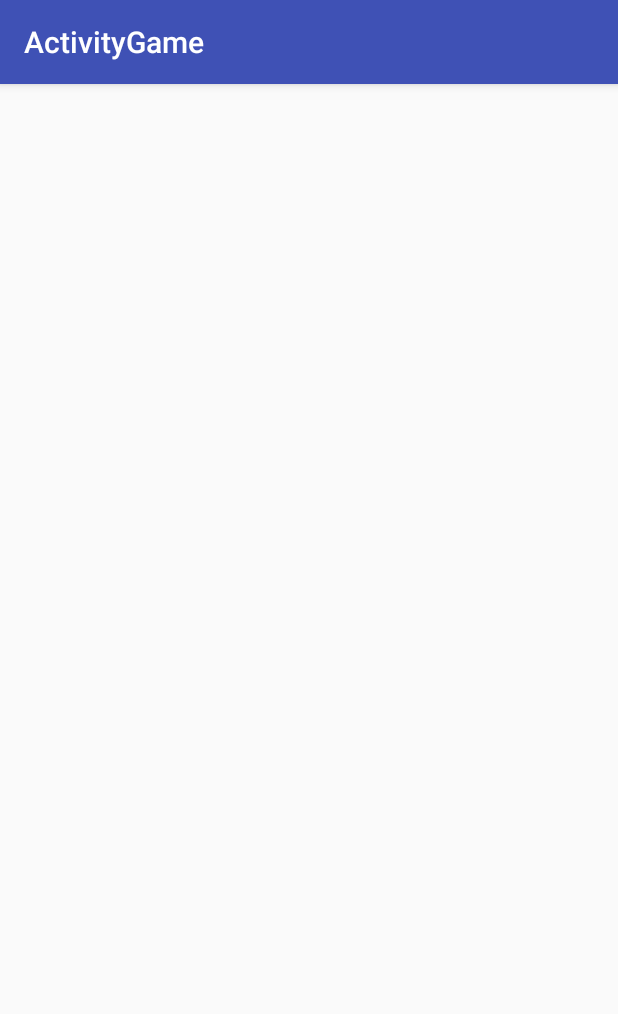
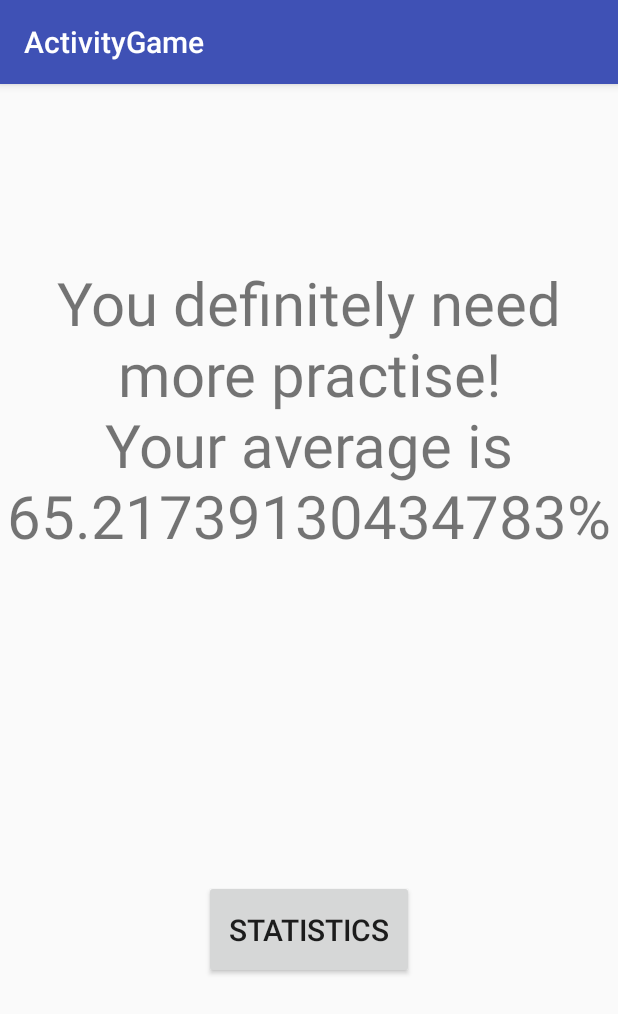
Before and after one commit to gapso8/ActivityGame, an Android app: the EndActivity screen opened directly, with no data from a screen before it, on a phone screen of 412 x 824 dp. Shown: the top 1014 px of the screen. Run offline under Robolectric (Android 15) with nearby library versions, the phone set to English and light mode, and no system bars.

Commit message:
new activity, endActivity textView

```diff
--- a/app/src/main/AndroidManifest.xml
+++ b/app/src/main/AndroidManifest.xml
@@ -17,7 +17,8 @@
             </intent-filter>
         </activity>
         <activity android:name=".SecondActivity" />
-        <activity android:name=".EndActivity"></activity>
+        <activity android:name=".EndActivity" />
+        <activity android:name=".StatisticsActivity"></activity>
     </application>
 
 </manifest>
--- a/app/src/main/java/com/example/gaper/activity/EndActivity.java
+++ b/app/src/main/java/com/example/gaper/activity/EndActivity.java
@@ -1,13 +1,60 @@
 package com.example.gaper.activity;
 
+import android.content.Intent;
 import android.support.v7.app.AppCompatActivity;
 import android.os.Bundle;
+import android.view.View;
+import android.widget.Button;
+import android.widget.TextView;
 
-public class EndActivity extends AppCompatActivity {
+public class EndActivity extends SecondActivity {
+
+    private TextView endText;
+    private Button stats;
+
+    double correct = 15;
+    double incorrect = 8;
+    double average = (correct / (correct + incorrect));
+
+
+    private View.OnClickListener btnClickListener = new View.OnClickListener() {
+        @Override
+        public void onClick(View v) {
+            switch (v.getId()) {
+                case R.id.stats:
+                    theEnd();
+                    break;
+            }
+        }
+    };
 
     @Override
     protected void onCreate(Bundle savedInstanceState) {
         super.onCreate(savedInstanceState);
         setContentView(R.layout.activity_end);
+        stats = (Button) findViewById(R.id.stats);
+        stats.setOnClickListener(btnClickListener);
+        endText = (TextView) findViewById(R.id.endText);
+
+        setText(average);
+    }
+
+    private void setText(double average) {
+        if (correct + incorrect == 0)
+            endText.setText("You have to do at least one word");
+        else if (average >= 0.9)
+            endText.setText("Very good!\nYour average is " + average * 100 + "%");
+        else if (average >= 0.7 && average < 0.9)
+            endText.setText("It could be better!\nYour average is " + average * 100 + "%");
+        else if (average >= 0.5 && average < 0.7)
+            endText.setText("You definitely need more practise!\nYour average is " + average * 100 + "%");
+        else if (average >= 0.0 && average < 0.5)
+            endText.setText("Very bad!\nYour average is " + average * 100 + "%");
+    }
+
+
+    private void theEnd() {
+        Intent g = new Intent(EndActivity.this, StatisticsActivity.class);
+        startActivity(g);
     }
 }
--- a/app/src/main/res/layout/activity_end.xml
+++ b/app/src/main/res/layout/activity_end.xml
@@ -6,4 +6,29 @@
     android:layout_height="match_parent"
     tools:context="com.example.gaper.activity.EndActivity">
 
+    <TextView
+        android:id="@+id/endText"
+        android:layout_width="0dp"
+        android:layout_height="246dp"
+        android:text="@string/endText"
+        android:textAlignment="center"
+        android:textSize="40sp"
+        app:layout_constraintBottom_toBottomOf="parent"
+        app:layout_constraintEnd_toEndOf="parent"
+        app:layout_constraintStart_toStartOf="parent"
+        app:layout_constraintTop_toTopOf="parent"
+        app:layout_constraintVertical_bias="0.227" />
+
+    <Button
+        android:id="@+id/stats"
+        android:layout_width="140dp"
+        android:layout_height="66dp"
+        android:text="@string/statistics"
+        android:textSize="20sp"
+        app:layout_constraintBottom_toBottomOf="parent"
+        app:layout_constraintEnd_toEndOf="parent"
+        app:layout_constraintHorizontal_bias="0.501"
+        app:layout_constraintStart_toStartOf="parent"
+        app:layout_constraintTop_toBottomOf="@+id/endText"
+        app:layout_constraintVertical_bias="0.493" />
 </android.support.constraint.ConstraintLayout>
--- a/app/src/main/res/layout/activity_second.xml
+++ b/app/src/main/res/layout/activity_second.xml
@@ -112,7 +112,7 @@
         android:id="@+id/share"
         android:layout_width="0dp"
         android:layout_height="41dp"
-        android:text="@string/share"
+        android:text="@string/app_name"
         android:textAlignment="center"
         android:textSize="25sp"
         app:layout_constraintBottom_toTopOf="@+id/newWord"
@@ -124,7 +124,7 @@
     <Button
         android:id="@+id/end"
         style="@style/Widget.AppCompat.Button.Borderless"
-        android:layout_width="91dp"
+        android:layout_width="141dp"
         android:layout_height="38dp"
         android:text="@string/the_end"
         android:textSize="14sp"
--- a/app/src/main/res/values/strings.xml
+++ b/app/src/main/res/values/strings.xml
@@ -11,4 +11,7 @@
     <string name="newWord">New Word</string>
     <string name="share">TextView</string>
     <string name="the_end">The End</string>
+    <string name="statisticsButton">Statistics</string>
+    <string name="endText">text</string>
+    <string name="statistics">Statistics</string>
 </resources>
```
Also changed, not shown: app/src/main/java/com/example/gaper/activity/SecondActivity.java (+15 -1 lines), app/src/main/java/com/example/gaper/activity/StatisticsActivity.java (added, +26 -0 lines), app/src/main/res/layout/activity_statistics.xml (added, +21 -0 lines).
